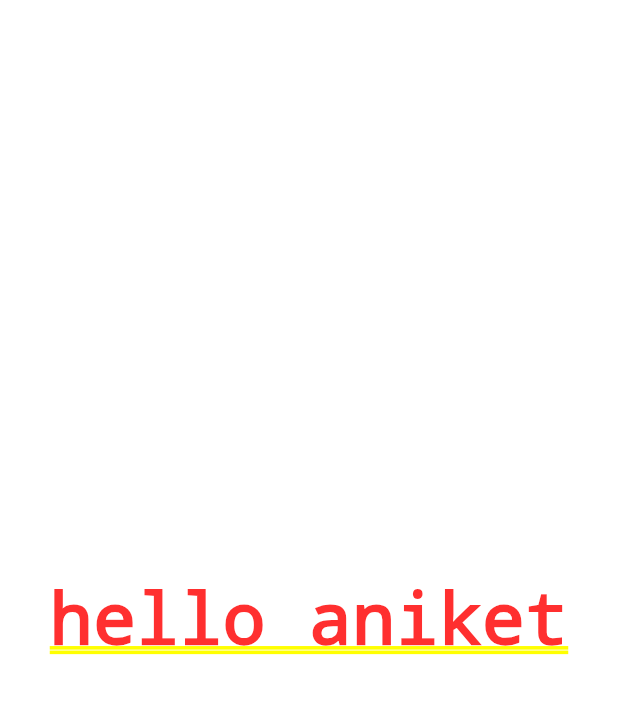
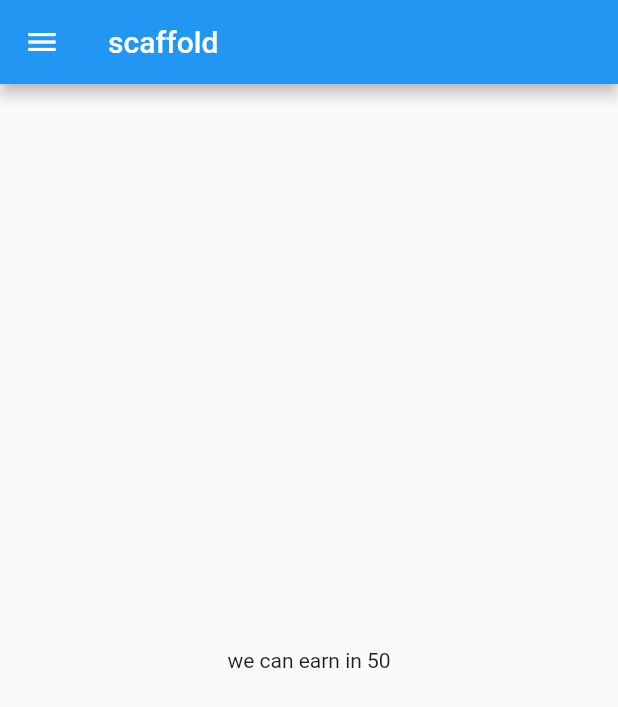
Before and after one commit to aniket-VR/flutter30days, a Flutter app: the screen it shows after launch, on a phone screen of 412 x 824 dp. Shown: the top 707 px of the screen. Run offline on Flutter 3.47's test engine with Material 2 defaults, Android fonts, the phone set to English and light mode, and no system bars.

Commit message:
day2completed

```diff
--- a/lib/main.dart
+++ b/lib/main.dart
@@ -1,4 +1,5 @@
 import 'package:flutter/material.dart';
+import 'package:flutter_application_1/scaffold.dart';
 
 void main() {
   runApp(MyApp());
@@ -10,12 +11,7 @@ class MyApp extends StatelessWidget {
   @override
   Widget build(BuildContext context) {
     return MaterialApp(
-      home: Center(
-        child: Container(
-          color: Colors.white,
-          child: Text('hello aniket'),
-        ),
-      ),
+      home: HOMEAT(),
     );
   }
 }
--- /dev/null
+++ b/lib/scaffold.dart
@@ -0,0 +1,20 @@
+import 'package:flutter/material.dart';
+
+class HOMEAT extends StatelessWidget {
+  // const HOMEAT({super.key});
+  int days = 50;
+  @override
+  Widget build(BuildContext context) {
+    return Scaffold(
+      appBar: AppBar(
+        title: Text("scaffold"),
+      ),
+      body: Center(
+        child: Container(
+          child: Text("we can earn in ${days}"),
+        ),
+      ),
+      drawer: Drawer(),
+    );
+  }
+}
```
